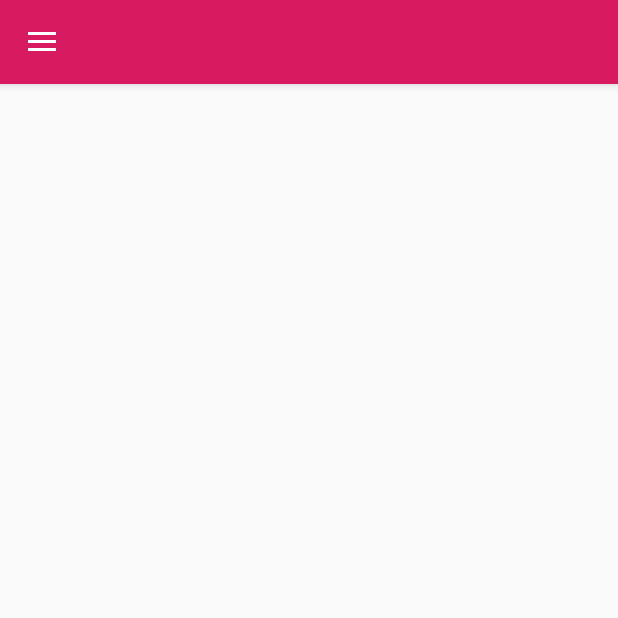
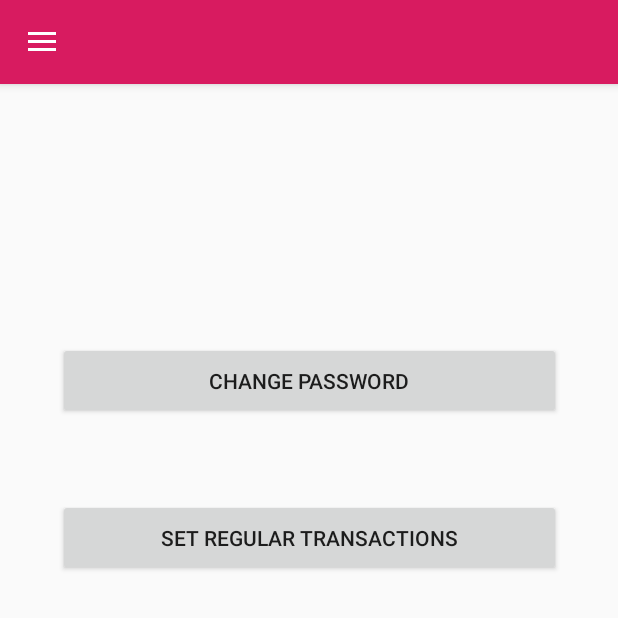
Before and after one commit to MapeSVK/KEABank, an Android app: the NavigationDrawerActivity screen opened directly, with no data from a screen before it, in the side drawer, after a tap on "Settings", on a phone screen of 412 x 824 dp, the top half of it. Run offline under Robolectric (Android 15) with nearby library versions, the phone set to English and light mode, and no system bars; our stand-ins replace Firebase (no records; nobody signed in at launch, a user with empty details on screens opened directly).

Commit message:
Change password option implemented
settings - change password done

```diff
--- a/app/src/main/AndroidManifest.xml
+++ b/app/src/main/AndroidManifest.xml
@@ -9,7 +9,9 @@
         android:roundIcon="@mipmap/ic_launcher_round"
         android:supportsRtl="true"
         android:theme="@style/AppTheme">
-        <activity android:name=".activities.AutoBillDetailsActivity"></activity>
+        <activity android:name=".activities.RegularTransactionsActivity"></activity>
+        <activity android:name=".activities.ChangePasswordActivity" />
+        <activity android:name=".activities.AutoBillDetailsActivity" />
         <activity android:name=".activities.TransferCheckActivity" />
         <activity android:name=".activities.ChooseAccountActivity" />
         <activity android:name=".activities.AddNewAccountActivity" />
--- a/app/src/main/java/com/example/keabank/activities/NavigationDrawerActivity.java
+++ b/app/src/main/java/com/example/keabank/activities/NavigationDrawerActivity.java
@@ -15,6 +15,7 @@ import com.example.keabank.R;
 import com.example.keabank.fragments.AutoBillListFragment;
 import com.example.keabank.fragments.BillFragment;
 import com.example.keabank.fragments.HomeFragment;
+import com.example.keabank.fragments.SettingsFragment;
 import com.example.keabank.fragments.TransferFragment;
 import com.google.firebase.auth.FirebaseAuth;
 import com.google.firebase.auth.FirebaseUser;
@@ -130,7 +131,7 @@ public class NavigationDrawerActivity extends AppCompatActivity implements Navig
 		} else if (id == R.id.nav_bill_list) {
 			getSupportFragmentManager().beginTransaction().replace(R.id.fragment_container, new AutoBillListFragment()).commit();
 		} else if (id == R.id.nav_settings) {
-
+			getSupportFragmentManager().beginTransaction().replace(R.id.fragment_container, new SettingsFragment()).commit();
 		} else if (id == R.id.nav_sign_out) {
 
 		}
--- /dev/null
+++ b/app/src/main/java/com/example/keabank/fragments/SettingsFragment.java
@@ -0,0 +1,51 @@
+package com.example.keabank.fragments;
+import android.content.Intent;
+import android.os.Bundle;
+import android.support.annotation.NonNull;
+import android.support.annotation.Nullable;
+import android.support.v4.app.Fragment;
+import android.view.LayoutInflater;
+import android.view.View;
+import android.view.ViewGroup;
+import android.widget.Button;
+import com.example.keabank.R;
+import com.example.keabank.activities.ChangePasswordActivity;
+import com.example.keabank.activities.RegularTransactionsActivity;
+
+public class SettingsFragment extends Fragment {
+    private static final String TAG = "SettingsFragment";
+    private Button changePasswordButton, regularTransactionsButton;
+
+    @Override
+    public View onCreateView(@NonNull LayoutInflater inflater, @Nullable ViewGroup container, @Nullable Bundle savedInstanceState) {
+        return inflater.inflate(R.layout.fragment_settings, container, false);
+    }
+
+    @Override
+    public void onViewCreated(@NonNull View view, @Nullable Bundle savedInstanceState) {
+        super.onViewCreated(view, savedInstanceState);
+        initComponents(view);
+    }
+
+    public void initComponents(View view) {
+        changePasswordButton = (Button) view.findViewById(R.id.settingsChangePasswordButton);
+        changePasswordButton.setOnClickListener(new View.OnClickListener() {
+            @Override
+            public void onClick(View v) {
+                startActivity(new Intent(getContext(), ChangePasswordActivity.class));
+
+            }
+        });
+
+        regularTransactionsButton = (Button) view.findViewById(R.id.settingsRegularTransactionsButton);
+        regularTransactionsButton.setOnClickListener(new View.OnClickListener() {
+            @Override
+            public void onClick(View v) {
+                startActivity(new Intent(getContext(), RegularTransactionsActivity.class));
+
+            }
+        });
+    }
+
+
+}
--- /dev/null
+++ b/app/src/main/res/layout/fragment_settings.xml
@@ -0,0 +1,32 @@
+<?xml version="1.0" encoding="utf-8"?>
+<android.support.constraint.ConstraintLayout
+    xmlns:android="http://schemas.android.com/apk/res/android"
+    xmlns:app="http://schemas.android.com/apk/res-auto"
+    xmlns:tools="http://schemas.android.com/tools"
+    android:layout_width="match_parent"
+    android:layout_height="match_parent">
+
+    <Button
+        android:id="@+id/settingsChangePasswordButton"
+        android:layout_width="335dp"
+        android:layout_height="51dp"
+        android:layout_marginStart="8dp"
+        android:layout_marginTop="228dp"
+        android:layout_marginEnd="8dp"
+        android:text="Change Password"
+        app:layout_constraintEnd_toEndOf="parent"
+        app:layout_constraintStart_toStartOf="parent"
+        app:layout_constraintTop_toTopOf="parent" />
+
+    <Button
+        android:id="@+id/settingsRegularTransactionsButton"
+        android:layout_width="335dp"
+        android:layout_height="51dp"
+        android:layout_marginStart="8dp"
+        android:layout_marginTop="53dp"
+        android:layout_marginEnd="8dp"
+        android:text="Set Regular Transactions"
+        app:layout_constraintEnd_toEndOf="parent"
+        app:layout_constraintStart_toStartOf="parent"
+        app:layout_constraintTop_toBottomOf="@+id/settingsChangePasswordButton" />
+</android.support.constraint.ConstraintLayout>
```
Also changed, not shown: app/src/main/java/com/example/keabank/activities/ChangePasswordActivity.java (added, +118 -0 lines), app/src/main/java/com/example/keabank/activities/RegularTransactionsActivity.java (added, +15 -0 lines), app/src/main/res/layout/activity_change_password.xml (added, +65 -0 lines), app/src/main/res/layout/activity_regular_transactions.xml (added, +9 -0 lines).
